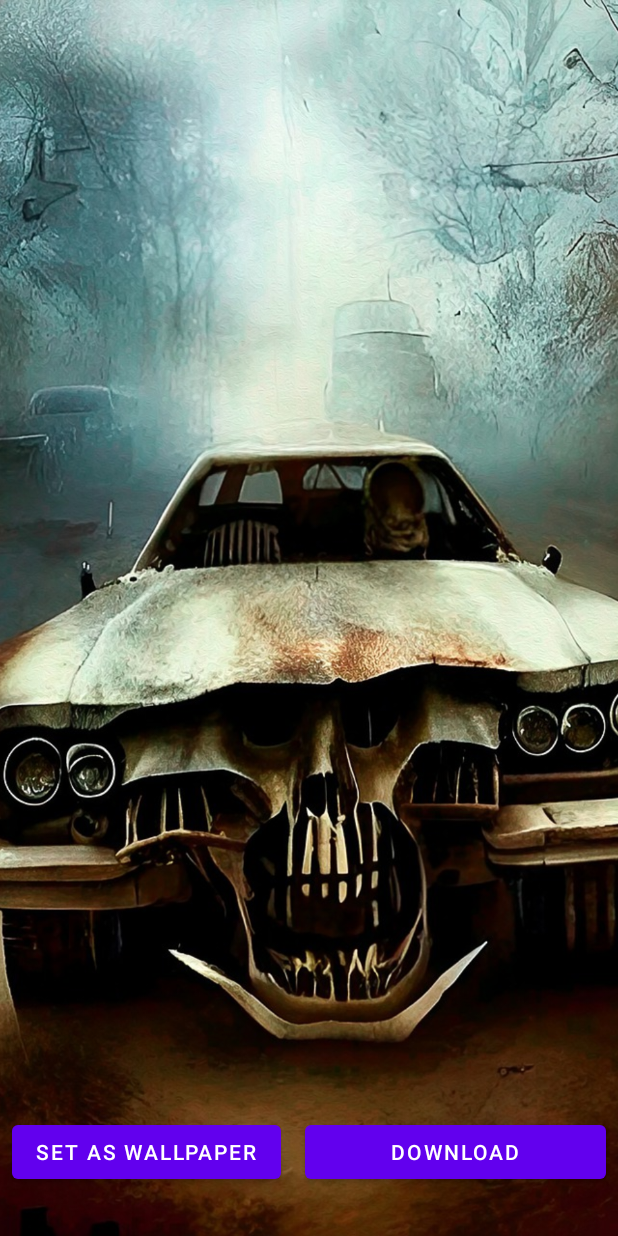
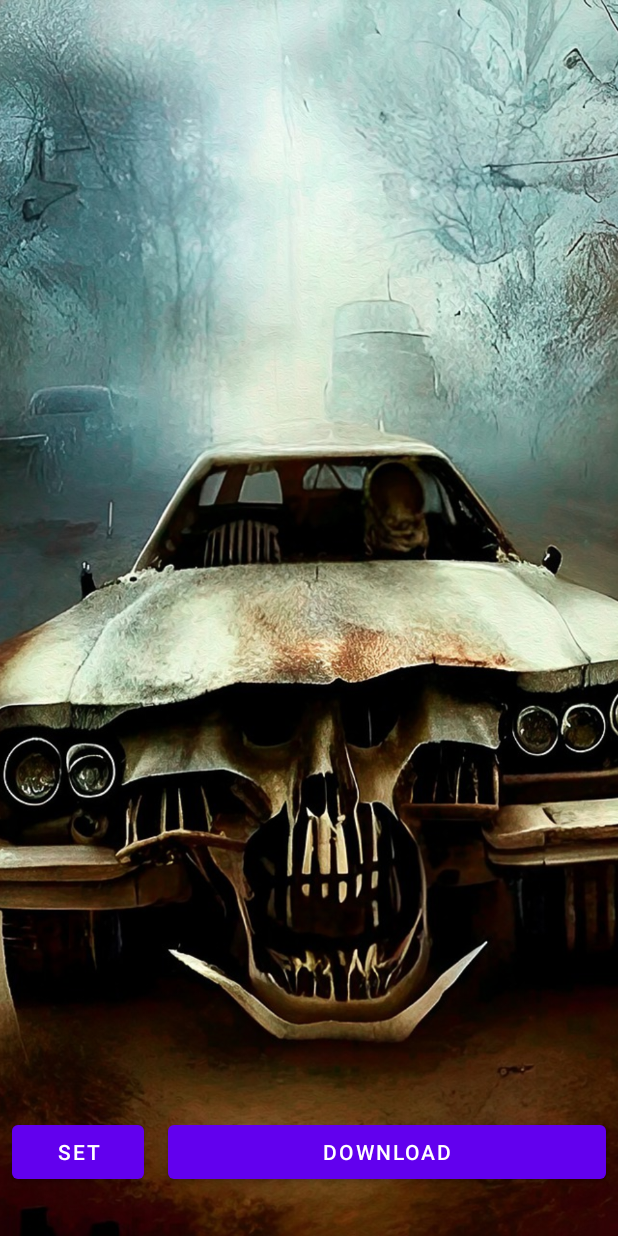
Before and after one commit to dchugunoff/PhoneWalls, an Android app: the layout fragment_selected_image.xml on its own in the app's theme, with its tools: preview values and no code run, on a phone screen of 412 x 824 dp. Run offline under Robolectric (Android 15) with nearby library versions, the phone set to English and light mode, and no system bars; network calls fail; Roboto replaces fonts that are not available here.

Commit message:
created ru-localization

```diff
--- a/app/src/main/java/com/chugunov/phonewalls/presentation/WallpaperDialog.kt
+++ b/app/src/main/java/com/chugunov/phonewalls/presentation/WallpaperDialog.kt
@@ -22,7 +22,7 @@ class WallpaperDialog(private val context: Context) {
         binding.wallpaper.isChecked = true
 
         val builder = AlertDialog.Builder(context)
-        builder.setTitle("Apply to")
+        builder.setTitle(context.getString(R.string.apply_to))
             .setView(binding.root)
             .setPositiveButton("Apply") { dialog, _ ->
                 val selectedOption = when (binding.radioGroup.checkedRadioButtonId) {
--- a/app/src/main/res/values/strings.xml
+++ b/app/src/main/res/values/strings.xml
@@ -4,5 +4,6 @@
     <string name="lock_screen">Lock screen</string>
     <string name="wallpaper_and_lock_screen">Wallpaper and lock screen</string>
     <string name="download">Download</string>
-    <string name="set_as_wallpaper">set as wallpaper</string>
+    <string name="set_as_wallpaper">set</string>
+    <string name="apply_to">Apply to</string>
 </resources>
```
Also changed, not shown: 1 other file.
